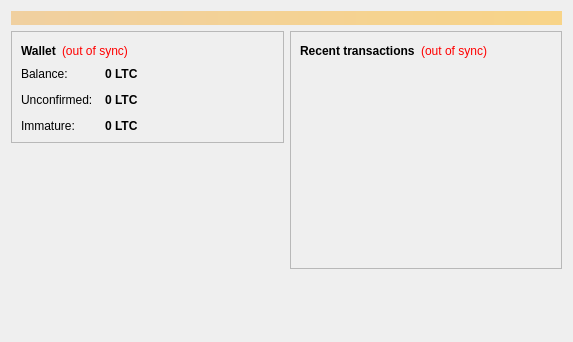
Above: src/qt/forms/overviewpage.ui from tiabguls/defcoin before the change. Below: the same form after it.
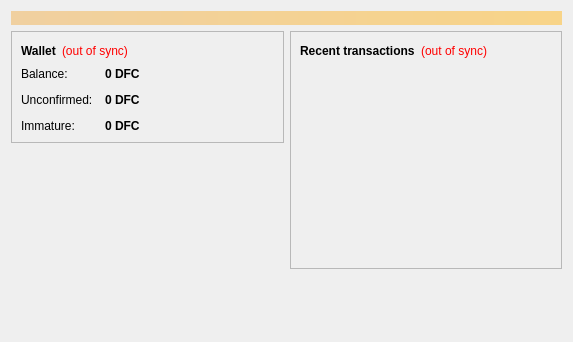
That is the form after the change.

```diff
--- a/src/qt/forms/overviewpage.ui
+++ b/src/qt/forms/overviewpage.ui
@@ -122,7 +122,7 @@
                <string>Your current balance</string>
               </property>
               <property name="text">
-               <string notr="true">0 LTC</string>
+               <string notr="true">0 DFC</string>
               </property>
               <property name="textInteractionFlags">
                <set>Qt::LinksAccessibleByMouse|Qt::TextSelectableByKeyboard|Qt::TextSelectableByMouse</set>
@@ -151,7 +151,7 @@
                <string>Total of transactions that have yet to be confirmed, and do not yet count toward the current balance</string>
               </property>
               <property name="text">
-               <string notr="true">0 LTC</string>
+               <string notr="true">0 DFC</string>
               </property>
               <property name="textInteractionFlags">
                <set>Qt::LinksAccessibleByMouse|Qt::TextSelectableByKeyboard|Qt::TextSelectableByMouse</set>
@@ -177,7 +177,7 @@
                <string>Mined balance that has not yet matured</string>
               </property>
               <property name="text">
-               <string notr="true">0 LTC</string>
+               <string notr="true">0 DFC</string>
               </property>
               <property name="textInteractionFlags">
                <set>Qt::LinksAccessibleByMouse|Qt::TextSelectableByKeyboard|Qt::TextSelectableByMouse</set>
```
Left out of the diff: 4 changed lines with no effect on the pictures.
